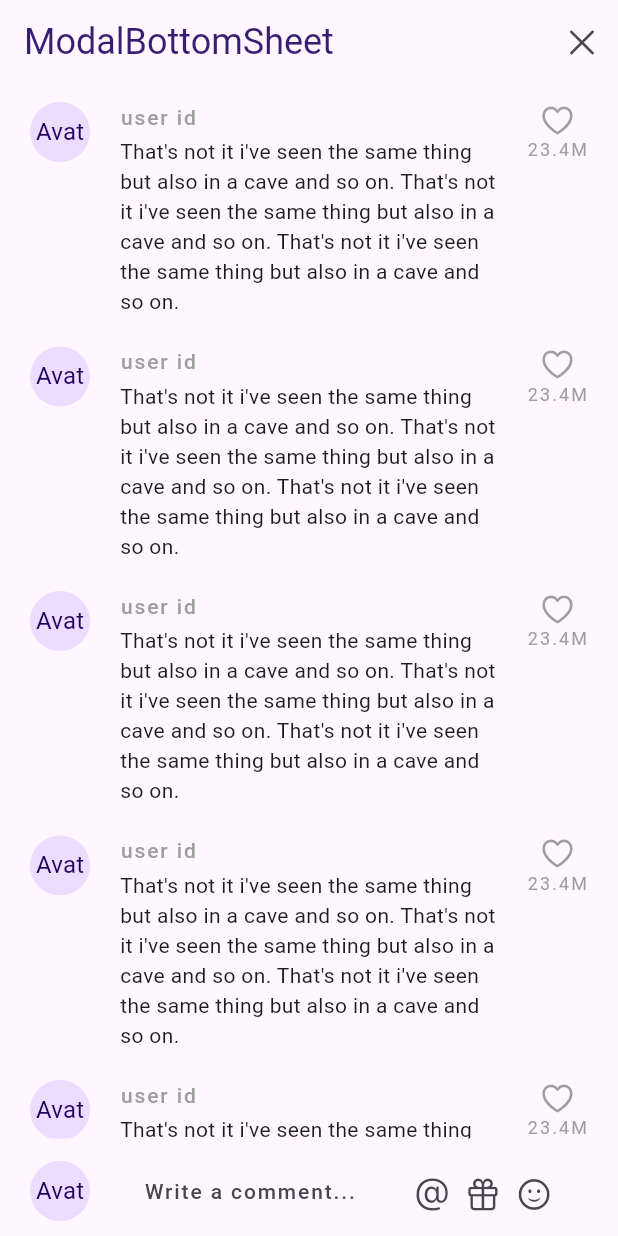
After one commit to techighpark/flutter-starter-pack, a Flutter app: the ModalBottomSheet screen opened directly, on a phone screen of 412 x 824 dp. The commit adds this screen. Run offline on Flutter 3.47's test engine with Material 2 defaults, Android fonts, the phone set to English and light mode, and no system bars; our stand-ins replace flutter_riverpod, go_router, google_fonts.

Commit message:
bottomSheet & textField

```diff
--- /dev/null
+++ b/lib/common/widgets/avatar.dart
@@ -0,0 +1,14 @@
+import 'package:dev_app_1/constants/sizes.dart';
+import 'package:flutter/material.dart';
+
+class Avatar extends StatelessWidget {
+  const Avatar({Key? key}) : super(key: key);
+
+  @override
+  Widget build(BuildContext context) {
+    return const CircleAvatar(
+      radius: Sizes.size20,
+      child: Text('Avat'),
+    );
+  }
+}
--- a/lib/features/main_navigation/views/custom_navigation_view.dart
+++ b/lib/features/main_navigation/views/custom_navigation_view.dart
@@ -7,6 +7,7 @@ import 'package:flutter/cupertino.dart';
 import 'package:flutter/material.dart';
 
 /// [Offstage]
+/// [fullscreenDialog]
 class CustomNavigationView extends StatefulWidget {
   static String routeUrl = '/customNav';
   static String routeName = 'customNav';
--- a/lib/features/widget_navigation/widget_navigation.dart
+++ b/lib/features/widget_navigation/widget_navigation.dart
@@ -3,9 +3,13 @@ import 'package:dev_app_1/features/main_navigation/views/custom_navigation_view.
 import 'package:dev_app_1/features/main_navigation/views/main_navigation_view.dart';
 import 'package:dev_app_1/features/main_navigation/views/my_cupertino_tab_bar_view.dart';
 import 'package:dev_app_1/features/widget_navigation/views/button_type_view.dart';
+import 'package:dev_app_1/features/widget_navigation/widgets/bottom_sheets/modal_bottom_sheet.dart';
 import 'package:flutter/cupertino.dart';
 import 'package:flutter/material.dart';
 
+/// [Scaffold]
+/// [resizeToAvoidBottomInset]
+/// [showModalBottomSheet]
 class WidgetNavigation extends StatefulWidget {
   static String routeUrl = '/widgetnav';
   static String routeName = 'widgetnav';
@@ -53,7 +57,19 @@ class _WidgetNavigationState extends State<WidgetNavigation> {
   void _onShowModalBottomSheetTap(BuildContext context) {
     showModalBottomSheet(
       context: context,
-      builder: (context) => Container(),
+
+      /// [ListView]를 사용하려면
+      /// [isScrollControlled] true로 설정해줘라!
+      /// [bottomSheet] size 조절 가능
+      isScrollControlled: true,
+
+      /// [barrierColor]
+      // barrierColor: Colors.red,
+      /// bottom sheet radius
+      /// with [ModalBottomSheet]>[Container]>[borderRadius]
+      backgroundColor: Colors.transparent,
+      clipBehavior: Clip.hardEdge,
+      builder: (context) => const ModalBottomSheet(),
     );
   }
 
@@ -76,6 +92,11 @@ class _WidgetNavigationState extends State<WidgetNavigation> {
   @override
   Widget build(BuildContext context) {
     return Scaffold(
+      /// modal_bottom_sheet.dart > [Stack] + [Positioned] + [Scaffold] > [resizeToAvoidBottomInset]
+      /// keyboard같은게 올라오면 scaffold 화면을 가리지 않도록 사이즈를 재조정한다
+      /// true = 재조정 (default)
+      /// false = 재조정 안함
+      resizeToAvoidBottomInset: false,
       appBar: AppBar(
         title: const Text('Widget Navigation'),
       ),
--- /dev/null
+++ b/lib/features/widget_navigation/widgets/bottom_sheets/modal_bottom_sheet.dart
@@ -0,0 +1,317 @@
+import 'package:dev_app_1/common/widgets/avatar.dart';
+import 'package:dev_app_1/common/widgets/form_text_field.dart';
+import 'package:dev_app_1/constants/gaps.dart';
+import 'package:dev_app_1/constants/sizes.dart';
+import 'package:flutter/cupertino.dart';
+import 'package:flutter/material.dart';
+
+/// [ListView.builder]
+/// [ListView.separated]
+/// [automaticallyImplyLeading]
+///
+class ModalBottomSheet extends StatefulWidget {
+  const ModalBottomSheet({Key? key}) : super(key: key);
+
+  @override
+  State<ModalBottomSheet> createState() => _ModalBottomSheetState();
+}
+
+class _ModalBottomSheetState extends State<ModalBottomSheet> {
+  bool _isWriting = false;
+
+  int textLines = 1;
+  final double _initialHeight = 40;
+  final double _increaseHeight = 25;
+  double _textFieldHeight = 40;
+
+  void _onClosePressed() {
+    Navigator.of(context).pop();
+  }
+
+  void _onStopWriting() {
+    FocusScope.of(context).unfocus();
+    _isWriting = false;
+    _textFieldHeight = _initialHeight;
+    setState(() {});
+  }
+
+  void _onStartWriting() {
+    _isWriting = true;
+    if (textLines > 1) {
+      _textFieldHeight = _initialHeight + (textLines - 1) * _increaseHeight;
+    }
+    setState(() {});
+  }
+
+  void _onChanged(value) {
+    final length = value.split('\n').length;
+    if (length < 4 && length > 1) {
+      textLines = length;
+      _textFieldHeight = _initialHeight + (textLines - 1) * _increaseHeight;
+    }
+    setState(() {});
+  }
+
+  @override
+  Widget build(BuildContext context) {
+    final size = MediaQuery.of(context).size;
+    return Container(
+      /// bottomSheet의 높이는 지정했지만 적용되지 않음
+      /// [showModalBottomSheet] > [isScrollControlled] 설정해야함
+      height: size.height * 0.7,
+      decoration: BoxDecoration(
+        borderRadius: BorderRadius.circular(
+          Sizes.size10,
+        ),
+      ),
+      child: Scaffold(
+        appBar: AppBar(
+          title: const Text('ModalBottomSheet'),
+
+          /// [automaticallyImplyLeading] = back button
+          /// true = visible
+          /// false = invisible
+          automaticallyImplyLeading: false,
+          actions: [
+            IconButton(
+              onPressed: _onClosePressed,
+              icon: const Icon(
+                CupertinoIcons.xmark,
+              ),
+            )
+          ],
+        ),
+
+        /// [Stack] + [Positioned] + widget_navigation.dart > [Scaffold] > [resizeToAvoidBottomInset]
+        /// keyboard 올라올 때 bottomNavigationBar 가려지는 것을 막기 위해서
+        /// 1
+        /// [Stack] > [children] z-index? 가장 먼저 작성된 위젯이 가장 아래에 존재
+        /// [Positioned]의 anchor point? Stack 크기 기준
+        ///
+        /// [GestureDetector] keyboard 외의 것을 탭했을 때 keyboard 사라지도록
+        body: GestureDetector(
+          onTap: _onStopWriting,
+          child: Stack(
+            children: [
+              // Positioned(
+              //   top: 0,
+              //
+              //   /// [Positioned]의 넓이가 필요하다!
+              //   width: MediaQuery.of(context).size.width,
+              //   child: Container(
+              //     color: Colors.white,
+              //     padding: EdgeInsets.only(
+              //       bottom: MediaQuery.of(context).padding.bottom,
+              //       top: Sizes.size10,
+              //     ),
+              //     child: Row(
+              //       children: const [
+              //         Avatar(),
+              //         Gaps.h10,
+              //         Expanded(
+              //           child: TextField(),
+              //         ),
+              //       ],
+              //     ),
+              //   ),
+              // ),
+              ListView.separated(
+                padding: const EdgeInsets.only(
+                  top: Sizes.size12,
+                  bottom: Sizes.size96,
+                  left: Sizes.size20,
+                  right: Sizes.size20,
+                ),
+                itemCount: 10,
+                separatorBuilder: (context, index) => Gaps.v20,
+                itemBuilder: (context, index) => Row(
+                  crossAxisAlignment: CrossAxisAlignment.start,
+                  children: [
+                    Avatar(),
+                    Gaps.h20,
+                    Expanded(
+                      child: Column(
+                        crossAxisAlignment: CrossAxisAlignment.start,
+                        children: [
+                          Text(
+                            'user id',
+                            style: Theme.of(context)
+                                .textTheme
+                                .labelLarge!
+                                .copyWith(
+                                  color: Colors.grey.shade500,
+                                ),
+                          ),
+                          Gaps.v3,
+                          // Text(
+                          //     'MediaQuery - padding : ${MediaQuery.of(context).padding}'),
+                          // Text(
+                          //     'MediaQuery - viewPadding : ${MediaQuery.of(context).viewPadding}'),
+                          // Text(
+                          //     'MediaQuery - viewInsets : ${MediaQuery.of(context).viewInsets}'),
+                          const Text(
+                            "That's not it i've seen the same thing but also in a cave and so on. That's not it i've seen the same thing but also in a cave and so on. That's not it i've seen the same thing but also in a cave and so on.",
+                          ),
+                        ],
+                      ),
+                    ),
+                    Gaps.h20,
+                    Column(
+                      children: [
+                        Icon(
+                          CupertinoIcons.heart,
+                          color: Colors.grey.shade500,
+                        ),
+                        Text(
+                          '23.4M',
+                          style:
+                              Theme.of(context).textTheme.labelMedium!.copyWith(
+                                    color: Colors.grey.shade500,
+                                  ),
+                        ),
+                      ],
+                    ),
+                  ],
+                ),
+              ),
+
+              /// [Stack] + [Positioned] + widget_navigation.dart > [Scaffold] > [resizeToAvoidBottomInset]
+              /// keyboard 올라올 때 bottomNavigationBar 가려지는 것을 막기 위해서
+              /// [bottomAppBar] no!
+              /// 2
+              Positioned(
+                bottom: 0,
+
+                /// [Positioned]의 넓이가 필요하다!
+                /// 아니면 에러
+                width: size.width,
+                child: Container(
+                  color: Theme.of(context).colorScheme.background,
+                  padding: EdgeInsets.only(
+                    bottom: MediaQuery.of(context).padding.bottom,
+                    top: Sizes.size10,
+                  ),
+                  child: Padding(
+                    padding: const EdgeInsets.only(
+                      left: Sizes.size20,
+                      right: Sizes.size20,
+                      bottom: Sizes.size10,
+                      top: Sizes.size5,
+                    ),
+                    child: Row(
+                      children: [
+                        Avatar(),
+                        Gaps.h20,
+                        Expanded(
+                          /// [contentPadding] 작은 값은 적용이 안되므로 TextField를 SizedBox로 감싸서 높이 지정해야한다.
+                          child: SizedBox(
+                            height: _textFieldHeight,
+                            child: TextField(
+                              textAlignVertical: _isWriting
+                                  ? TextAlignVertical.top
+                                  : TextAlignVertical.bottom,
+
+                              /// 탭했을 경우(입력 시작) -> 버튼 생성되도록
+                              /// 입력 종료하였을 경우 -> 버튼 사라짐 = _onStopWriting
+                              onTap: _onStartWriting,
+                              style: Theme.of(context).textTheme.labelLarge,
+                              decoration: InputDecoration(
+                                border: OutlineInputBorder(
+                                  borderRadius: BorderRadius.circular(
+                                    Sizes.size12,
+                                  ),
+                                  borderSide: BorderSide.none,
+                                ),
+                                contentPadding: const EdgeInsets.symmetric(
+                                  /// [contentPadding] 작은 값은 적용이 안되므로 TextField를 SizedBox로 감싸서 높이 지정해야한다.
+                                  horizontal: Sizes.size12,
+                                  vertical: Sizes.size10,
+                                ),
+                                filled: true,
+                                // fillColor: Colors.grey.shade500,
+                                hintText: 'Write a comment...',
+                                suffixIcon: Padding(
+                                  padding: const EdgeInsets.only(
+                                    right: Sizes.size14,
+                                    top: Sizes.size10,
+                                  ),
+                                  child: Column(
+                                    children: [
+                                      Row(
+                                        mainAxisSize: MainAxisSize.min,
+                                        children: [
+                                          const Icon(
+                                            CupertinoIcons.at,
+                                          ),
+                                          Gaps.h10,
+                                          const Icon(
+                                            CupertinoIcons.gift,
+                                          ),
+                                          Gaps.h10,
+                                          const Icon(
+                                            CupertinoIcons.smiley,
+                                          ),
+                                          Gaps.h10,
+                                          if (_isWriting)
+                                            GestureDetector(
+                                              onTap: _onStopWriting,
+                                              child: Icon(
+                                                CupertinoIcons
+                                                    .arrow_up_circle_fill,
+                                                color: Theme.of(context)
+                                                    .colorScheme
+                                                    .primary,
+                                              ),
+                                            ),
+                                        ],
+                                      ),
+                                    ],
+                                  ),
+                                ),
+                              ),
+
+                              /// [textInputAction] send, return, newline, join, etc.
+                              textInputAction: TextInputAction.newline,
+
+                              /// [textInput]
+                              onChanged: _onChanged,
+
+                              /// [expands] for [TextInputAction.newline]
+                              /// error 발생
+                              /// 해결하기 위해서는
+                              /// for expand - [TextField] > [minLines]: null & [maxLines]: null
+                              expands: true,
+                              minLines: null,
+                              maxLines: null,
+                            ),
+                          ),
+                        ),
+                      ],
+                    ),
+                  ),
+                ),
+              ),
+            ],
+          ),
+        ),
+
+        /// [bottomNavigationBar]사용하면 keyboard올라올 때 가려지게 된다.
+        // bottomNavigationBar: Container(
+        //   padding: EdgeInsets.only(
+        //     bottom: MediaQuery.of(context).padding.bottom,
+        //     top: Sizes.size10,
+        //   ),
+        //   child: Row(
+        //     children: [
+        //       Avatar(),
+        //       Gaps.h10,
+        //       Expanded(
+        //         child: TextField(),
+        //       ),
+        //     ],
+        //   ),
+        // ),
+      ),
+    );
+  }
+}
```
